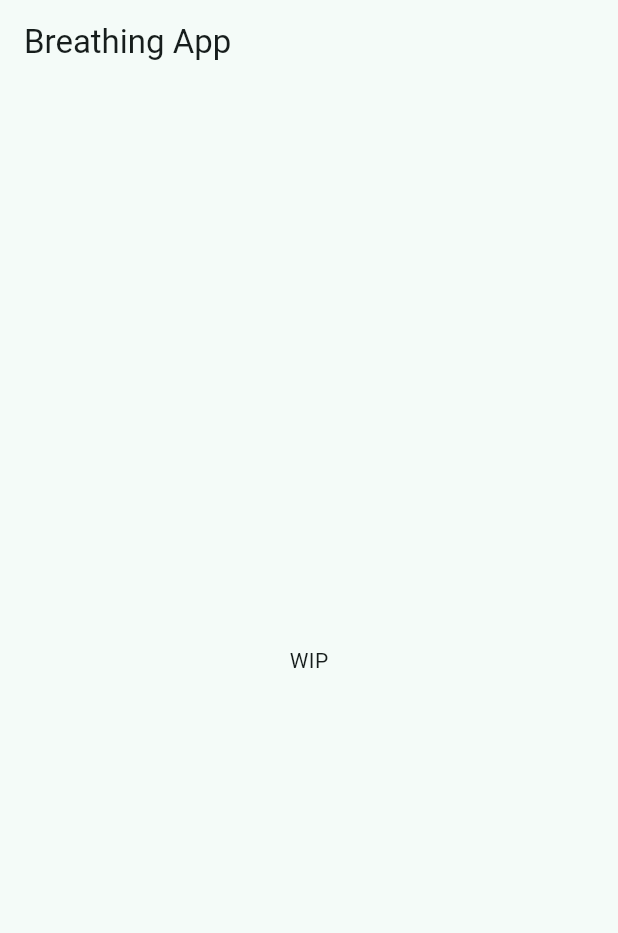
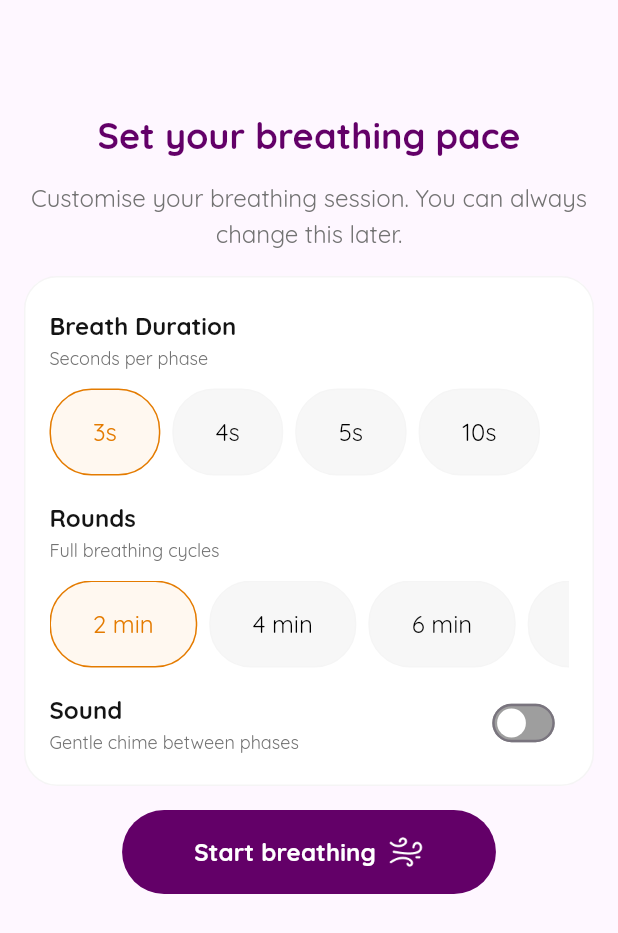
Before and after one commit to sharmadhiraj/Breathing-App, a Flutter app: the screen it shows after launch, on a phone screen of 412 x 824 dp. Shown: the top 933 px of the screen. Run offline on Flutter 3.47's test engine with Material 3 defaults, Android fonts, the phone set to English and light mode, and no system bars.

Commit message:
Setup basic setup screen

```diff
--- a/analysis_options.yaml
+++ b/analysis_options.yaml
@@ -1,28 +1,5 @@
-# This file configures the analyzer, which statically analyzes Dart code to
-# check for errors, warnings, and lints.
-#
-# The issues identified by the analyzer are surfaced in the UI of Dart-enabled
-# IDEs (https://dart.dev/tools#ides-and-editors). The analyzer can also be
-# invoked from the command line by running `flutter analyze`.
-
-# The following line activates a set of recommended lints for Flutter apps,
-# packages, and plugins designed to encourage good coding practices.
 include: package:flutter_lints/flutter.yaml
 
 linter:
-  # The lint rules applied to this project can be customized in the
-  # section below to disable rules from the `package:flutter_lints/flutter.yaml`
-  # included above or to enable additional rules. A list of all available lints
-  # and their documentation is published at https://dart.dev/lints.
-  #
-  # Instead of disabling a lint rule for the entire project in the
-  # section below, it can also be suppressed for a single line of code
-  # or a specific dart file by using the `// ignore: name_of_lint` and
-  # `// ignore_for_file: name_of_lint` syntax on the line or in the file
-  # producing the lint.
   rules:
-  # avoid_print: false  # Uncomment to disable the `avoid_print` rule
-  # prefer_single_quotes: true  # Uncomment to enable the `prefer_single_quotes` rule
-
-# Additional information about this file can be found at
-# https://dart.dev/guides/language/analysis-options
+    - avoid_redundant_argument_values
--- /dev/null
+++ b/lib/core/theme.dart
@@ -0,0 +1,14 @@
+import 'package:flutter/material.dart';
+
+class AppTheme {
+  static const primaryColor = Color(0xFF630068);
+
+  static final ThemeData theme = ThemeData(
+    primaryColor: primaryColor,
+    fontFamily: 'Quicksand',
+    textTheme: const TextTheme(
+      bodyMedium: TextStyle(fontSize: 16),
+      titleLarge: TextStyle(fontWeight: FontWeight.bold, fontSize: 24),
+    ),
+  );
+}
--- /dev/null
+++ b/lib/core/widgets/button.dart
@@ -0,0 +1,41 @@
+import 'package:breathing_app/core/theme.dart';
+import 'package:flutter/material.dart';
+
+class AppButton extends StatelessWidget {
+  final String text;
+  final VoidCallback onPressed;
+
+  const AppButton({super.key, required this.text, required this.onPressed});
+
+  @override
+  Widget build(BuildContext context) {
+    return ElevatedButton(
+      onPressed: onPressed,
+      style: ElevatedButton.styleFrom(
+        backgroundColor: AppTheme.primaryColor,
+        shape: RoundedRectangleBorder(borderRadius: BorderRadius.circular(32)),
+        padding: const EdgeInsets.symmetric(horizontal: 48, vertical: 16),
+        elevation: 0,
+        minimumSize: Size.zero,
+      ),
+      child: Row(
+        mainAxisAlignment: MainAxisAlignment.center,
+        mainAxisSize: MainAxisSize.min,
+        children: [
+          Text(
+            text,
+            textAlign: TextAlign.center,
+            style: const TextStyle(
+              fontWeight: FontWeight.w700,
+              fontSize: 16,
+              height: 1.5,
+              color: Colors.white,
+            ),
+          ),
+          const SizedBox(width: 8),
+          Image.asset("assets/icons/breath.png", width: 24, height: 24),
+        ],
+      ),
+    );
+  }
+}
--- /dev/null
+++ b/lib/core/widgets/option_chips.dart
@@ -0,0 +1,100 @@
+import 'package:flutter/material.dart';
+
+class OptionChips extends StatefulWidget {
+  final List<int> options;
+  final int? initialValue;
+  final ValueChanged<int>? onChanged;
+  final String Function(int)? formatLabel;
+
+  const OptionChips({
+    super.key,
+    required this.options,
+    this.formatLabel,
+    this.initialValue,
+    this.onChanged,
+  });
+
+  @override
+  State<OptionChips> createState() => _OptionChipsState();
+}
+
+class _OptionChipsState extends State<OptionChips> {
+  late int selectedValue;
+
+  @override
+  void initState() {
+    super.initState();
+    selectedValue = widget.initialValue ?? widget.options.first;
+  }
+
+  void _onChipTap(int value) {
+    setState(() => selectedValue = value);
+    widget.onChanged?.call(value);
+  }
+
+  @override
+  Widget build(BuildContext context) {
+    return SingleChildScrollView(
+      scrollDirection: Axis.horizontal,
+      child: Row(
+        mainAxisSize: MainAxisSize.min,
+        children: widget.options.map((option) {
+          return Padding(
+            padding: const EdgeInsets.only(right: 8),
+            child: _OptionChip(
+              label: widget.formatLabel?.call(option) ?? option.toString(),
+              isSelected: selectedValue == option,
+              onTap: () => _onChipTap(option),
+            ),
+          );
+        }).toList(),
+      ),
+    );
+  }
+}
+
+class _OptionChip extends StatelessWidget {
+  final String label;
+  final bool isSelected;
+  final VoidCallback onTap;
+
+  static const Color selectedBg = Color(0xFFFFF8F0);
+  static const Color unselectedBg = Color(0xFFF7F7F7);
+  static const Color selectedBorder = Color(0xFFE47B00);
+  static const Color unselectedBorder = Color(0xFFF5F5F5);
+  static const Color selectedText = Color(0xFFE47B00);
+  static const Color unselectedText = Colors.black;
+
+  const _OptionChip({
+    required this.label,
+    required this.isSelected,
+    required this.onTap,
+  });
+
+  @override
+  Widget build(BuildContext context) {
+    return GestureDetector(
+      onTap: onTap,
+      child: Container(
+        padding: const EdgeInsets.symmetric(horizontal: 28, vertical: 16),
+        decoration: BoxDecoration(
+          color: isSelected ? selectedBg : unselectedBg,
+          border: Border.all(
+            color: isSelected ? selectedBorder : unselectedBorder,
+          ),
+          borderRadius: BorderRadius.circular(28),
+        ),
+        alignment: Alignment.center,
+        child: Text(
+          label,
+          style: TextStyle(
+            fontWeight: FontWeight.w500,
+            color: isSelected ? selectedText : unselectedText,
+            height: 1.5,
+            letterSpacing: 0,
+          ),
+        ),
+      ),
+    );
+  }
+}
--- a/lib/main.dart
+++ b/lib/main.dart
@@ -1,3 +1,5 @@
+import 'package:breathing_app/core/theme.dart';
+import 'package:breathing_app/modules/breathing/screens/setup.dart';
 import 'package:flutter/material.dart';
 
 void main() {
@@ -10,21 +12,9 @@ class BreathingApp extends StatelessWidget {
   @override
   Widget build(BuildContext context) {
     return MaterialApp(
-      title: "BreathingApp",
-      theme: ThemeData(colorScheme: .fromSeed(seedColor: Colors.teal)),
-      home: HomeScreen(),
+      title: "Breathing App",
+      theme: AppTheme.theme,
+      home: BreathingSetupScreen(),
     );
   }
 }
-
-class HomeScreen extends StatelessWidget {
-  const HomeScreen({super.key});
-
-  @override
-  Widget build(BuildContext context) {
-    return Scaffold(
-      appBar: AppBar(title: Text("Breathing App")),
-      body: Center(child: Text("WIP")),
-    );
-  }
-}
--- /dev/null
+++ b/lib/modules/breathing/screens/setup.dart
@@ -0,0 +1,145 @@
+import 'package:breathing_app/core/theme.dart';
+import 'package:breathing_app/core/widgets/button.dart';
+import 'package:breathing_app/core/widgets/option_chips.dart';
+import 'package:breathing_app/modules/breathing/widgets/settings_tile_subtitle.dart';
+import 'package:breathing_app/modules/breathing/widgets/settings_tile_title.dart';
+import 'package:flutter/material.dart';
+
+class BreathingSetupScreen extends StatelessWidget {
+  const BreathingSetupScreen({super.key});
+
+  @override
+  Widget build(BuildContext context) {
+    return Scaffold(appBar: _buildAppBar(), body: _buildBody());
+  }
+
+  AppBar _buildAppBar() {
+    return AppBar();
+  }
+
+  Widget _buildBody() {
+    return SafeArea(
+      child: ListView(
+        padding: const EdgeInsets.all(16),
+        children: [
+          _buildTitle(),
+          SizedBox(height: 12),
+          _buildLabel(),
+          SizedBox(height: 16),
+          _buildSettingsPanel(),
+          SizedBox(height: 16),
+          Align(
+            child: AppButton(text: "Start breathing", onPressed: () {}),
+          ),
+        ],
+      ),
+    );
+  }
+
+  Widget _buildTitle() {
+    return Text(
+      "Set your breathing pace",
+      textAlign: TextAlign.center,
+      style: TextStyle(
+        fontWeight: FontWeight.bold,
+        color: AppTheme.primaryColor,
+        fontSize: 24,
+        height: 1.5,
+        letterSpacing: 0,
+      ),
+    );
+  }
+
+  Widget _buildLabel() {
+    return Text(
+      "Customise your breathing session. You can always change this later.",
+      textAlign: TextAlign.center,
+      style: TextStyle(height: 1.5, letterSpacing: 0, color: Color(0XFF737373)),
+    );
+  }
+
+  Widget _buildSettingsPanel() {
+    return Container(
+      padding: EdgeInsets.symmetric(vertical: 20, horizontal: 16),
+      decoration: BoxDecoration(
+        color: Colors.white,
+        borderRadius: BorderRadius.circular(22),
+        border: Border.all(color: const Color(0x0A000000)),
+      ),
+      child: Column(
+        mainAxisSize: MainAxisSize.min,
+        crossAxisAlignment: CrossAxisAlignment.start,
+        children: [
+          _buildBreathDurationSection(),
+          SizedBox(height: 16),
+          _buildRoundsSection(),
+          SizedBox(height: 16),
+          _buildSoundSection(),
+        ],
+      ),
+    );
+  }
+
+  Widget _buildBreathDurationSection() {
+    return Column(
+      crossAxisAlignment: CrossAxisAlignment.start,
+      mainAxisSize: MainAxisSize.min,
+      children: [
+        SettingsTileTitle(title: "Breath Duration"),
+        SettingsTileSubtitle(title: "Seconds per phase"),
+        SizedBox(height: 12),
+        OptionChips(
+          options: [3, 4, 5, 10],
+          onChanged: (value) {},
+          formatLabel: (value) => "${value}s",
+        ),
+      ],
+    );
+  }
+
+  Widget _buildRoundsSection() {
+    return Column(
+      crossAxisAlignment: CrossAxisAlignment.start,
+      mainAxisSize: MainAxisSize.min,
+      children: [
+        SettingsTileTitle(title: "Rounds"),
+        SettingsTileSubtitle(title: "Full breathing cycles"),
+        SizedBox(height: 12),
+        OptionChips(
+          options: [2, 4, 6, 8, 10],
+          onChanged: (value) {},
+          formatLabel: (value) => "$value min",
+        ),
+      ],
+    );
+  }
+
+  Widget _buildSoundSection() {
+    return Row(
+      children: [
+        Expanded(
+          child: Column(
+            crossAxisAlignment: CrossAxisAlignment.start,
+            mainAxisSize: MainAxisSize.min,
+            children: [
+              SettingsTileTitle(title: "Sound"),
+              SettingsTileSubtitle(title: "Gentle chime between phases"),
+            ],
+          ),
+        ),
+        Transform.scale(
+          scale: 0.8,
+          child: Switch(
+            materialTapTargetSize: MaterialTapTargetSize.shrinkWrap,
+            value: false,
+            onChanged: (value) {},
+            activeTrackColor: AppTheme.primaryColor,
+            inactiveTrackColor: Colors.black38,
+            thumbColor: WidgetStateProperty.all(Colors.white),
+            thumbIcon: WidgetStateProperty.all(const Icon(null)),
+          ),
+        ),
+      ],
+    );
+  }
+}
--- /dev/null
+++ b/lib/modules/breathing/widgets/settings_tile_subtitle.dart
@@ -0,0 +1,21 @@
+import 'package:flutter/material.dart';
+
+class SettingsTileSubtitle extends StatelessWidget {
+  const SettingsTileSubtitle({required this.title, super.key});
+
+  final String title;
+
+  @override
+  Widget build(BuildContext context) {
+    return Text(
+      title,
+      style: const TextStyle(
+        fontWeight: FontWeight.w400,
+        fontSize: 12,
+        height: 1.5,
+        letterSpacing: 0,
+        color: Color(0xFF737373),
+      ),
+    );
+  }
+}
--- /dev/null
+++ b/lib/modules/breathing/widgets/settings_tile_title.dart
@@ -0,0 +1,21 @@
+import 'package:flutter/material.dart';
+
+class SettingsTileTitle extends StatelessWidget {
+  const SettingsTileTitle({required this.title, super.key});
+
+  final String title;
+
+  @override
+  Widget build(BuildContext context) {
+    return Text(
+      title,
+      style: const TextStyle(
+        fontWeight: FontWeight.w600,
+        fontSize: 16,
+        height: 1.5,
+        letterSpacing: 0,
+        color: Color(0xFF141414),
+      ),
+    );
+  }
+}
```
Also changed, not shown: pubspec.yaml (+8 -0 lines), assets/fonts/Quicksand-Bold.ttf (added), assets/fonts/Quicksand-Regular.ttf (added), assets/icons/breath.png (added).
